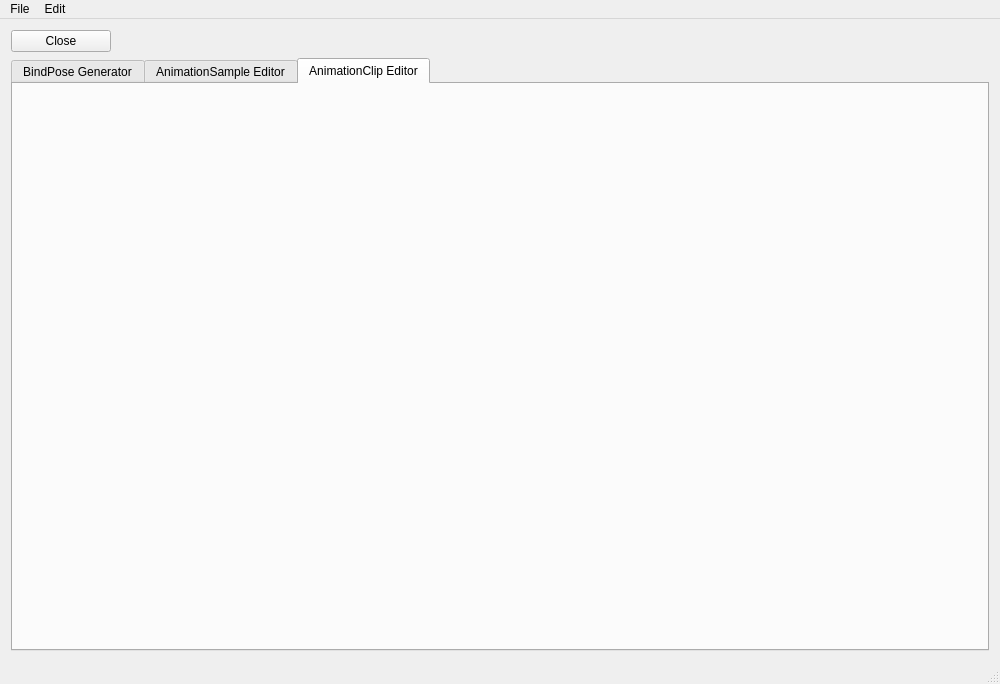
Before: the Qt Designer form AnimationTool/mainwindow.ui in doyoon-k/2D_Skeleton_Animation_Tool, drawn with Qt 5.
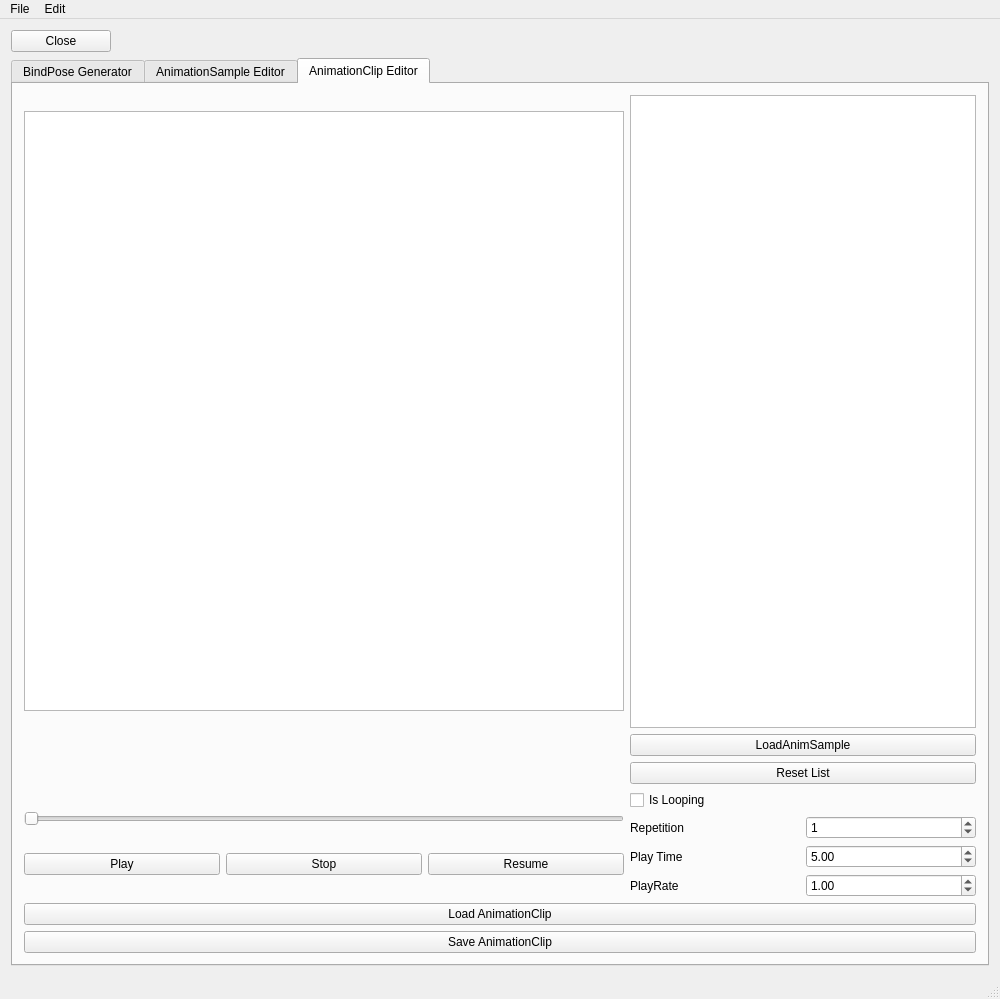
After: the same form once the commit is applied. The open tabs and pages were chosen to show the change. Custom widgets are drawn as their Qt base class.

Patch:
```diff
--- a/AnimationTool/mainwindow.ui
+++ b/AnimationTool/mainwindow.ui
@@ -7,7 +7,7 @@
     <x>0</x>
     <y>0</y>
     <width>1000</width>
-    <height>626</height>
+    <height>985</height>
    </rect>
   </property>
   <property name="sizePolicy">
@@ -40,10 +40,16 @@
       </property>
      </widget>
     </item>
-    <item row="4" column="0">
+    <item row="3" column="0">
      <widget class="QTabWidget" name="animSampleClipBindposeTab">
+      <property name="minimumSize">
+       <size>
+        <width>800</width>
+        <height>0</height>
+       </size>
+      </property>
       <property name="currentIndex">
-       <number>1</number>
+       <number>2</number>
       </property>
       <widget class="BindPoseAnimSampleGenerator" name="bindPoseGeneratorWidget">
        <attribute name="title">
@@ -125,8 +131,14 @@
          <widget class="BindPoseAnimSampleGeneratorGraphicsView" name="bindposeGraphicsView">
           <property name="minimumSize">
            <size>
-            <width>600</width>
-            <height>400</height>
+            <width>800</width>
+            <height>800</height>
+           </size>
+          </property>
+          <property name="maximumSize">
+           <size>
+            <width>800</width>
+            <height>800</height>
            </size>
           </property>
           <property name="mouseTracking">
@@ -273,17 +285,42 @@
         <string>AnimationSample Editor</string>
        </attribute>
        <layout class="QGridLayout" name="gridLayout_3">
-        <item row="0" column="0" colspan="2">
-         <widget class="AnimSampleEditorGraphicsView" name="AnimSampleEditorGraphicView"/>
+        <item row="0" column="0" rowspan="2">
+         <widget class="AnimSampleEditorGraphicsView" name="AnimSampleEditorGraphicView">
+          <property name="sizePolicy">
+           <sizepolicy hsizetype="Preferred" vsizetype="Preferred">
+            <horstretch>0</horstretch>
+            <verstretch>0</verstretch>
+           </sizepolicy>
+          </property>
+          <property name="minimumSize">
+           <size>
+            <width>0</width>
+            <height>0</height>
+           </size>
+          </property>
+          <property name="maximumSize">
+           <size>
+            <width>800</width>
+            <height>800</height>
+           </size>
+          </property>
+          <property name="verticalScrollBarPolicy">
+           <enum>Qt::ScrollBarAlwaysOff</enum>
+          </property>
+          <property name="horizontalScrollBarPolicy">
+           <enum>Qt::ScrollBarAlwaysOff</enum>
+          </property>
+         </widget>
         </item>
-        <item row="1" column="0">
+        <item row="2" column="1">
          <widget class="QPushButton" name="LoadPushButton">
           <property name="text">
            <string>Load AnimSample</string>
           </property>
          </widget>
         </item>
-        <item row="1" column="1">
+        <item row="3" column="1">
          <widget class="QPushButton" name="SavePushButton">
           <property name="text">
            <string>Save AnimSample</string>
@@ -292,10 +329,176 @@
         </item>
        </layout>
       </widget>
-      <widget class="QWidget" name="animationClipEditorWidget">
+      <widget class="AnimationClipEditorWidget" name="animationClipEditorWidget">
        <attribute name="title">
         <string>AnimationClip Editor</string>
        </attribute>
+       <layout class="QGridLayout" name="gridLayout_5">
+        <item row="0" column="0">
+         <layout class="QGridLayout" name="gridLayout_4">
+          <property name="sizeConstraint">
+           <enum>QLayout::SetMaximumSize</enum>
+          </property>
+          <item row="3" column="1">
+           <layout class="QVBoxLayout" name="verticalLayout">
+            <item>
+             <widget class="QCheckBox" name="IsLoopingCheckBox">
+              <property name="text">
+               <string>Is Looping</string>
+              </property>
+             </widget>
+            </item>
+            <item>
+             <layout class="QHBoxLayout" name="horizontalLayout">
+              <item>
+               <widget class="QLabel" name="RepetitionLabel">
+                <property name="text">
+                 <string>Repetition</string>
+                </property>
+               </widget>
+              </item>
+              <item>
+               <widget class="QSpinBox" name="RepetitionSpinbox">
+                <property name="value">
+                 <number>1</number>
+                </property>
+               </widget>
+              </item>
+             </layout>
+            </item>
+            <item>
+             <layout class="QHBoxLayout" name="horizontalLayout_2">
+              <item>
+               <widget class="QLabel" name="PlaytimeLabel">
+                <property name="text">
+                 <string>Play Time</string>
+                </property>
+               </widget>
+              </item>
+              <item>
+               <widget class="QDoubleSpinBox" name="PlaytimeDoubleSpinBox">
+                <property name="value">
+                 <double>5.000000000000000</double>
+                </property>
+               </widget>
+              </item>
+             </layout>
+            </item>
+            <item>
+             <layout class="QHBoxLayout" name="horizontalLayout_3">
+              <item>
+               <widget class="QLabel" name="PlayRateLabel">
+                <property name="text">
+                 <string>PlayRate</string>
+                </property>
+               </widget>
+              </item>
+              <item>
+               <widget class="QDoubleSpinBox" name="PlayRateDoubleSpinBox">
+                <property name="value">
+                 <double>1.000000000000000</double>
+                </property>
+               </widget>
+              </item>
+             </layout>
+            </item>
+           </layout>
+          </item>
+          <item row="3" column="0">
+           <layout class="QVBoxLayout" name="verticalLayout_2">
+            <item>
+             <widget class="QSlider" name="AnimationPlaySlider">
+              <property name="maximum">
+               <number>100</number>
+              </property>
+              <property name="orientation">
+               <enum>Qt::Horizontal</enum>
+              </property>
+             </widget>
+            </item>
+            <item>
+             <layout class="QHBoxLayout" name="horizontalLayout_4">
+              <item>
+               <widget class="QPushButton" name="PlayPushButton">
+                <property name="text">
+                 <string>Play</string>
+                </property>
+               </widget>
+              </item>
+              <item>
+               <widget class="QPushButton" name="StopPushButton">
+                <property name="text">
+                 <string>Stop</string>
+                </property>
+               </widget>
+              </item>
+              <item>
+               <widget class="QPushButton" name="ResumePushButton">
+                <property name="text">
+                 <string>Resume</string>
+                </property>
+               </widget>
+              </item>
+             </layout>
+            </item>
+           </layout>
+          </item>
+          <item row="0" column="1">
+           <widget class="QListWidget" name="AnimationSampleListWidget"/>
+          </item>
+          <item row="1" column="1">
+           <widget class="QPushButton" name="LoadAnimSamplePushButton">
+            <property name="text">
+             <string>LoadAnimSample</string>
+            </property>
+           </widget>
+          </item>
+          <item row="0" column="0">
+           <widget class="AnimationClipEditorGraphicsView" name="AnimationClipGraphicsView">
+            <property name="minimumSize">
+             <size>
+              <width>600</width>
+              <height>600</height>
+             </size>
+            </property>
+            <property name="maximumSize">
+             <size>
+              <width>600</width>
+              <height>600</height>
+             </size>
+            </property>
+            <property name="verticalScrollBarPolicy">
+             <enum>Qt::ScrollBarAlwaysOff</enum>
+            </property>
+            <property name="horizontalScrollBarPolicy">
+             <enum>Qt::ScrollBarAlwaysOff</enum>
+            </property>
+           </widget>
+          </item>
+          <item row="2" column="1">
+           <widget class="QPushButton" name="ResetAnimSampleListPushButton">
+            <property name="text">
+             <string>Reset List</string>
+            </property>
+           </widget>
+          </item>
+         </layout>
+        </item>
+        <item row="2" column="0">
+         <widget class="QPushButton" name="SaveAnimationClipPushButton">
+          <property name="text">
+           <string>Save AnimationClip</string>
+          </property>
+         </widget>
+        </item>
+        <item row="1" column="0">
+         <widget class="QPushButton" name="LoadAnimationClipPushButton">
+          <property name="text">
+           <string>Load AnimationClip</string>
+          </property>
+         </widget>
+        </item>
+       </layout>
       </widget>
      </widget>
     </item>
@@ -353,6 +556,17 @@
    <extends>QGraphicsView</extends>
    <header>animsampleeditorgraphicsview.h</header>
   </customwidget>
+  <customwidget>
+   <class>AnimationClipEditorWidget</class>
+   <extends>QWidget</extends>
+   <header>animationclipeditor.h</header>
+   <container>1</container>
+  </customwidget>
+  <customwidget>
+   <class>AnimationClipEditorGraphicsView</class>
+   <extends>QGraphicsView</extends>
+   <header>animationclipeditorgraphicsview.h</header>
+  </customwidget>
  </customwidgets>
  <resources/>
  <connections/>
```
